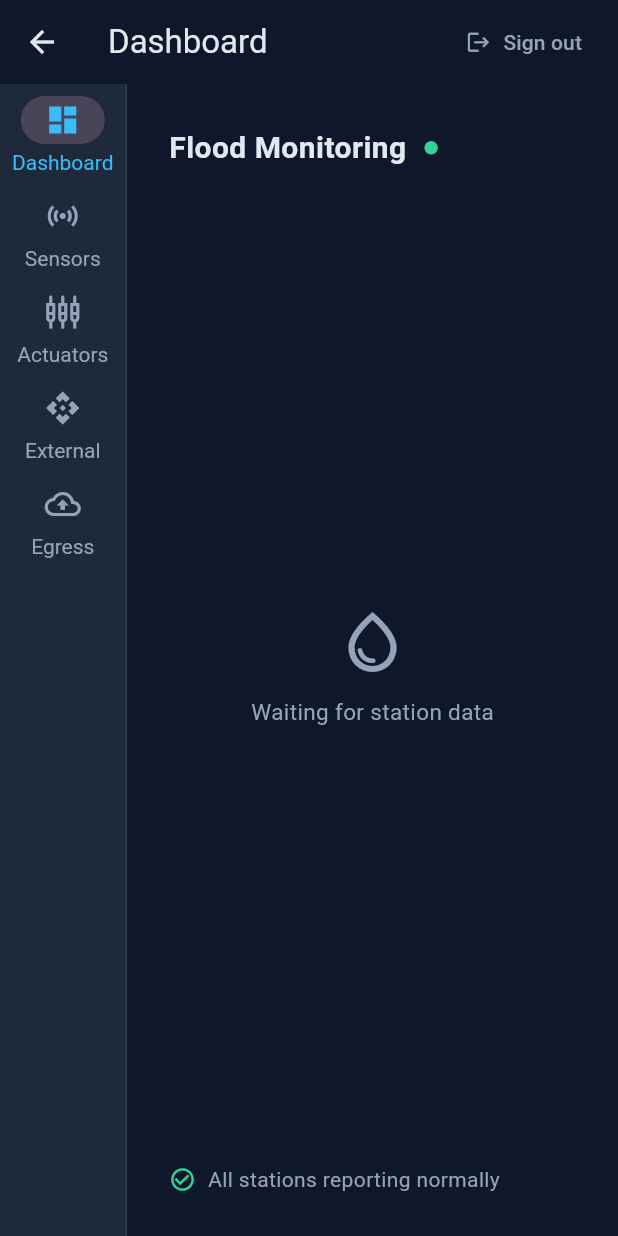
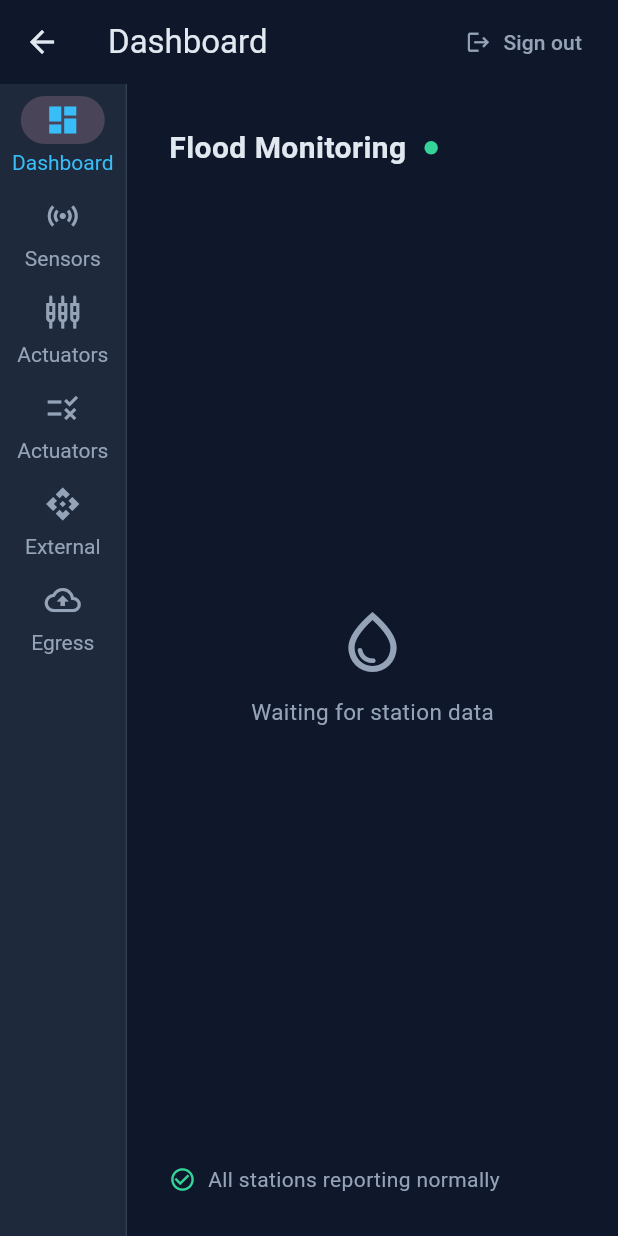
Before and after one commit to GrumpyPigSkin/flood-ews, a Flutter app: the OperatorConsole screen opened directly, on a phone screen of 412 x 824 dp. Run offline on Flutter 3.47's test engine with Material 3 defaults, Android fonts, the phone set to English and light mode, and no system bars; our stand-ins replace fl_chart, supabase_flutter; accounts and stored records are empty.

Commit message:
Added new screen to operator console.

```diff
--- a/gateway/dashboard/lib/screens/operator_console.dart
+++ b/gateway/dashboard/lib/screens/operator_console.dart
@@ -4,6 +4,7 @@ import 'package:dashboard/screens/actuator_screen.dart';
 import 'package:dashboard/screens/dashboard_screen.dart';
 import 'package:dashboard/screens/egress_screen.dart';
 import 'package:dashboard/screens/external_api_screen.dart';
+import 'package:dashboard/screens/policy_screen.dart';
 import 'package:dashboard/screens/sensor_detail_screen.dart';
 import 'package:dashboard/services/auth_service.dart';
 import 'package:flutter/material.dart';
@@ -30,6 +31,7 @@ class _OperatorConsoleState extends State<OperatorConsole> {
     'Dashboard',
     'Sensors',
     'Actuators',
+    'Policies',
     'External APIs',
     'Egress',
   ];
@@ -39,6 +41,7 @@ class _OperatorConsoleState extends State<OperatorConsole> {
     DashboardScreen(),
     SensorDetailScreen(),
     ActuatorsScreen(),
+    PolicyScreen(),
     ExternalApiScreen(),
     EgressScreen(),
   ];
@@ -103,6 +106,11 @@ class _OperatorConsoleState extends State<OperatorConsole> {
                   label: Text('Actuators'),
                 ),
                 NavigationRailDestination(
+                  icon: Icon(Icons.rule_outlined),
+                  selectedIcon: Icon(Icons.rule),
+                  label: Text('Actuators'),
+                ),
+                NavigationRailDestination(
                   icon: Icon(Icons.api_outlined),
                   selectedIcon: Icon(Icons.api),
                   label: Text('External'),
```
